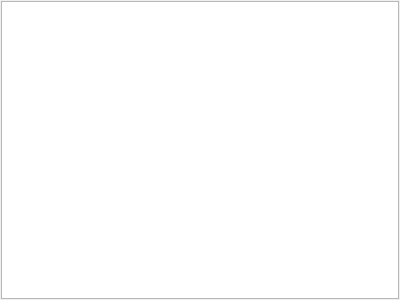
This is eDoc-ClientComponents/recordeditor.ui in diegowald/eDoc as Qt 5 draws it before an edit. The edited form follows.
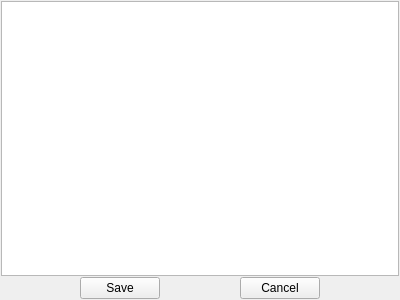
This is the edited form.

Patch:
```diff
--- a/eDoc-ClientComponents/recordeditor.ui
+++ b/eDoc-ClientComponents/recordeditor.ui
@@ -32,6 +32,63 @@
    <item>
     <widget class="QListWidget" name="lstFields"/>
    </item>
+   <item>
+    <layout class="QHBoxLayout" name="horizontalLayout">
+     <item>
+      <spacer name="horizontalSpacer_2">
+       <property name="orientation">
+        <enum>Qt::Horizontal</enum>
+       </property>
+       <property name="sizeHint" stdset="0">
+        <size>
+         <width>40</width>
+         <height>20</height>
+        </size>
+       </property>
+      </spacer>
+     </item>
+     <item>
+      <widget class="QPushButton" name="btnSave">
+       <property name="text">
+        <string>Save</string>
+       </property>
+      </widget>
+     </item>
+     <item>
+      <spacer name="horizontalSpacer">
+       <property name="orientation">
+        <enum>Qt::Horizontal</enum>
+       </property>
+       <property name="sizeHint" stdset="0">
+        <size>
+         <width>40</width>
+         <height>20</height>
+        </size>
+       </property>
+      </spacer>
+     </item>
+     <item>
+      <widget class="QPushButton" name="btnCancel">
+       <property name="text">
+        <string>Cancel</string>
+       </property>
+      </widget>
+     </item>
+     <item>
+      <spacer name="horizontalSpacer_3">
+       <property name="orientation">
+        <enum>Qt::Horizontal</enum>
+       </property>
+       <property name="sizeHint" stdset="0">
+        <size>
+         <width>40</width>
+         <height>20</height>
+        </size>
+       </property>
+      </spacer>
+     </item>
+    </layout>
+   </item>
   </layout>
  </widget>
  <resources/>
```
